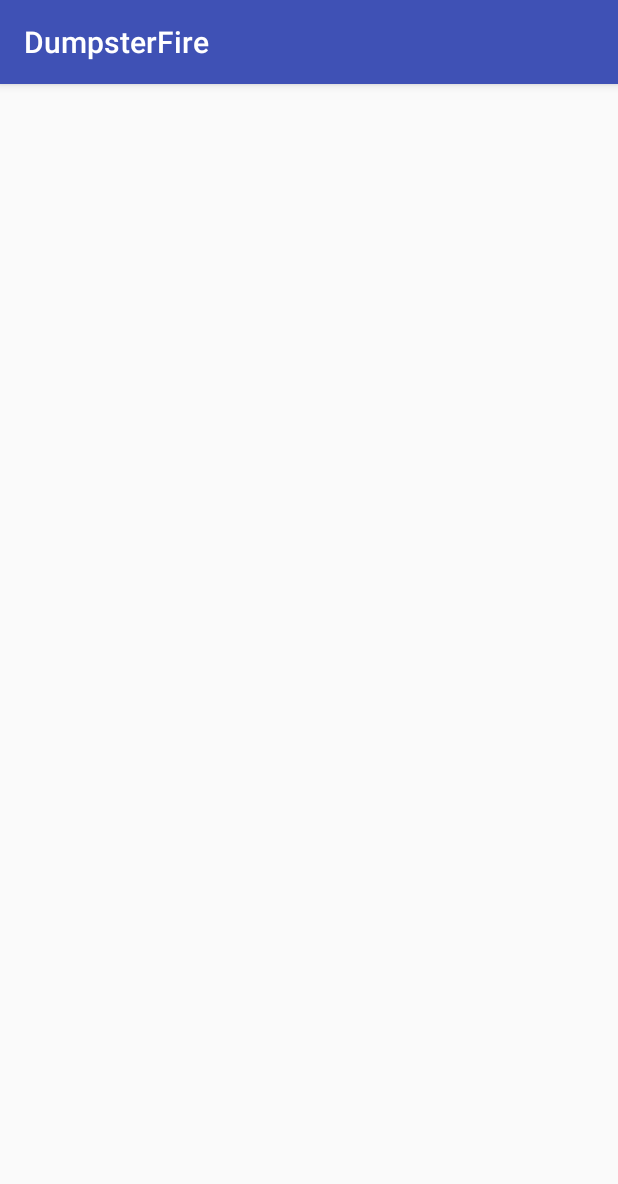
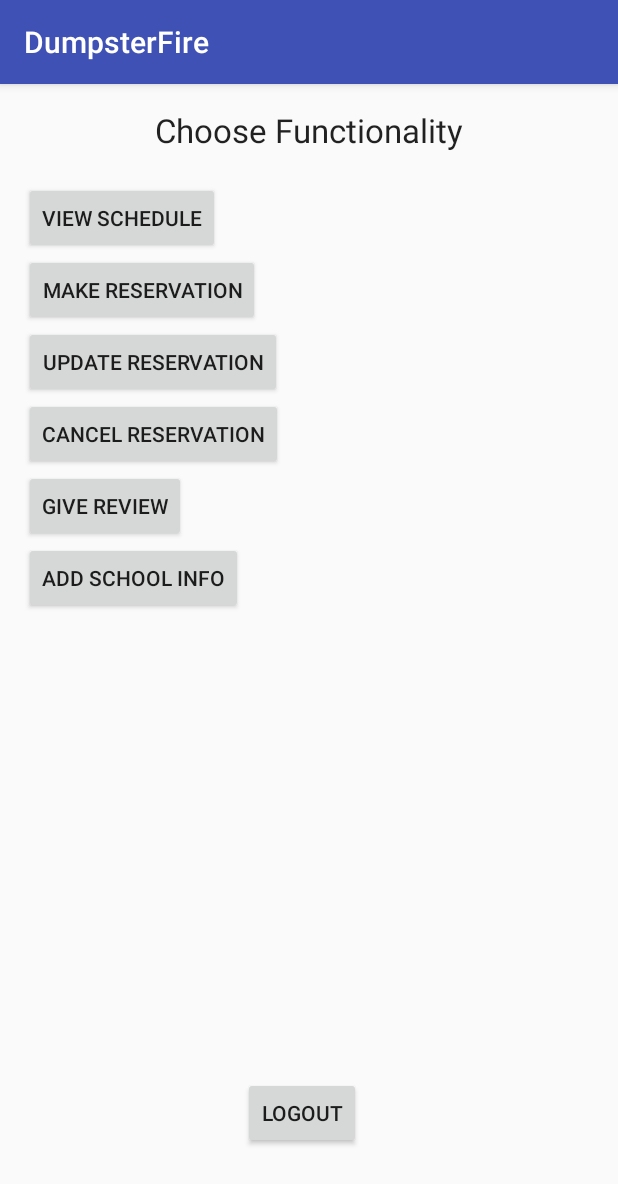
Before and after one commit to fvosburgh/DumpsterFire, an Android app: the FunctionalityActivity screen opened directly, with no data from a screen before it, on a phone screen of 412 x 824 dp. Shown: the top 1184 px of the screen. Run offline under Robolectric (Android 15) with nearby library versions, the phone set to English and light mode, and no system bars.

Commit message:
populate functionality page and get logout button working

```diff
--- a/app/src/main/java/com/example/fvosb/dumpsterfire/FunctionalityActivity.java
+++ b/app/src/main/java/com/example/fvosb/dumpsterfire/FunctionalityActivity.java
@@ -1,7 +1,10 @@
 package com.example.fvosb.dumpsterfire;
 
+import android.content.Intent;
 import android.support.v7.app.AppCompatActivity;
 import android.os.Bundle;
+import android.view.View;
+import android.widget.Button;
 
 public class FunctionalityActivity extends AppCompatActivity {
 
@@ -9,5 +12,25 @@ public class FunctionalityActivity extends AppCompatActivity {
     protected void onCreate(Bundle savedInstanceState) {
         super.onCreate(savedInstanceState);
         setContentView(R.layout.activity_functionality);
+
+        Button viewSchedule = (Button) findViewById(R.id.viewScheduleButton);
+        Button makeReservation = (Button) findViewById(R.id.makeReservationButton);
+        Button updateReservation = (Button) findViewById(R.id.updateReservationButton);
+        Button cancelReservation = (Button) findViewById(R.id.cancelReservationButton);
+        Button giveReview = (Button) findViewById(R.id.giveReviewButton);
+        Button addSchoolInfo = (Button) findViewById(R.id.addSchoolInfoButton);
+        Button logout = (Button) findViewById(R.id.logoutButton);
+
+        logout.setOnClickListener(new View.OnClickListener() {
+            @Override
+            public void onClick(View v) {
+                logout(v);
+            }
+        });
+    }
+
+    public void logout(View v) {
+        // member manager maybe
+        startActivity(new Intent(this, LoginActivity.class));
     }
 }
--- a/app/src/main/res/layout/activity_functionality.xml
+++ b/app/src/main/res/layout/activity_functionality.xml
@@ -9,4 +9,84 @@
     android:paddingTop="@dimen/activity_vertical_margin"
     tools:context="com.example.fvosb.dumpsterfire.FunctionalityActivity">
 
+    <Button
+        style="?android:attr/buttonStyleSmall"
+        android:layout_width="wrap_content"
+        android:layout_height="wrap_content"
+        android:text="View Schedule"
+        android:id="@+id/viewScheduleButton"
+        android:layout_alignParentTop="true"
+        android:layout_alignParentLeft="true"
+        android:layout_alignParentStart="true"
+        android:layout_marginTop="49dp" />
+
+    <Button
+        style="?android:attr/buttonStyleSmall"
+        android:layout_width="wrap_content"
+        android:layout_height="wrap_content"
+        android:text="Make Reservation"
+        android:id="@+id/makeReservationButton"
+        android:layout_below="@+id/viewScheduleButton"
+        android:layout_alignParentLeft="true"
+        android:layout_alignParentStart="true" />
+
+    <Button
+        style="?android:attr/buttonStyleSmall"
+        android:layout_width="wrap_content"
+        android:layout_height="wrap_content"
+        android:text="Update Reservation"
+        android:id="@+id/updateReservationButton"
+        android:layout_below="@+id/makeReservationButton"
+        android:layout_alignParentLeft="true"
+        android:layout_alignParentStart="true" />
+
+    <Button
+        style="?android:attr/buttonStyleSmall"
+        android:layout_width="wrap_content"
+        android:layout_height="wrap_content"
+        android:text="Cancel Reservation"
+        android:id="@+id/cancelReservationButton"
+        android:layout_below="@+id/updateReservationButton"
+        android:layout_alignParentLeft="true"
+        android:layout_alignParentStart="true" />
+
+    <Button
+        style="?android:attr/buttonStyleSmall"
+        android:layout_width="wrap_content"
+        android:layout_height="wrap_content"
+        android:text="Give Review"
+        android:id="@+id/giveReviewButton"
+        android:layout_below="@+id/cancelReservationButton"
+        android:layout_alignParentLeft="true"
+        android:layout_alignParentStart="true" />
+
+    <Button
+        style="?android:attr/buttonStyleSmall"
+        android:layout_width="wrap_content"
+        android:layout_height="wrap_content"
+        android:text="Add School Info"
+        android:id="@+id/addSchoolInfoButton"
+        android:layout_below="@+id/giveReviewButton"
+        android:layout_alignParentLeft="true"
+        android:layout_alignParentStart="true" />
+
+    <Button
+        style="?android:attr/buttonStyleSmall"
+        android:layout_width="wrap_content"
+        android:layout_height="wrap_content"
+        android:text="Logout"
+        android:id="@+id/logoutButton"
+        android:layout_alignParentBottom="true"
+        android:layout_toRightOf="@+id/addSchoolInfoButton"
+        android:layout_toEndOf="@+id/addSchoolInfoButton"
+        android:layout_marginBottom="42dp" />
+
+    <TextView
+        android:layout_width="wrap_content"
+        android:layout_height="wrap_content"
+        android:textAppearance="?android:attr/textAppearanceLarge"
+        android:text="Choose Functionality"
+        android:id="@+id/textView3"
+        android:layout_alignParentTop="true"
+        android:layout_centerHorizontal="true" />
 </RelativeLayout>
```
